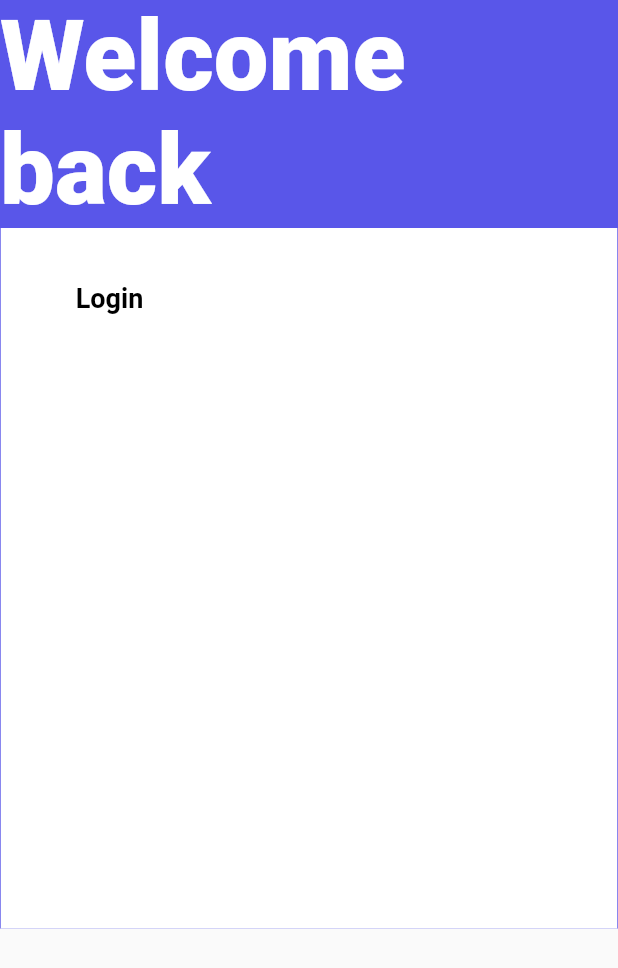
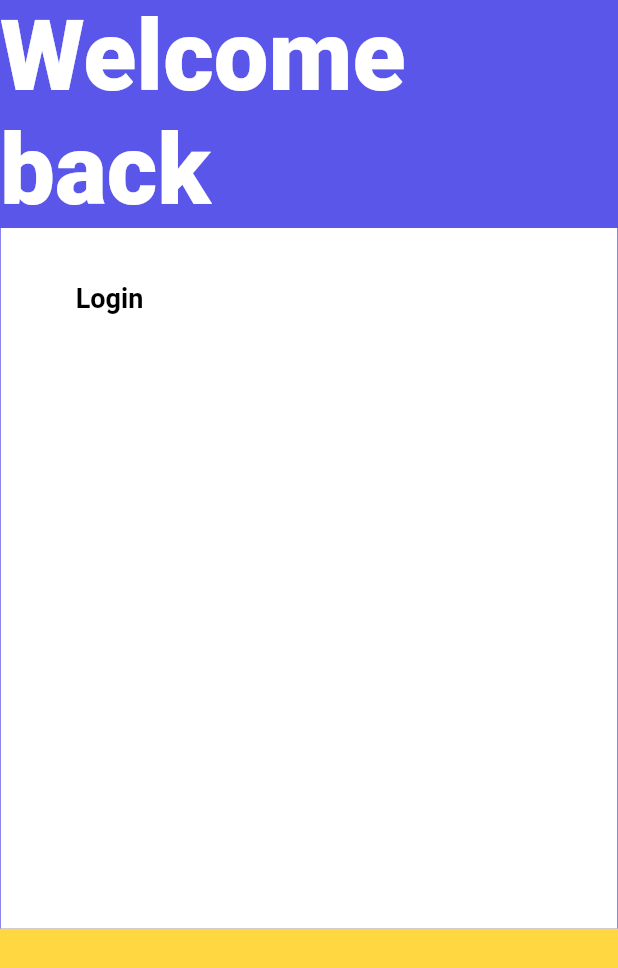
Before and after one commit to bijon95/project84batch, a Flutter app: the Login_page screen opened directly, on a phone screen of 412 x 824 dp. Shown: the top 968 px of the screen. Run offline on Flutter 3.47's test engine with Material 2 defaults, Android fonts, the light colour scheme and no system bars.

Commit message:
MODEL UPDATE

```diff
--- a/lib/Auth/manu_drawer.dart
+++ b/lib/Auth/manu_drawer.dart
@@ -22,27 +22,46 @@ class _DRAWERState extends State<DRAWER> {
           child: ListView(
             children: [
               ListTile(
+                onTap: (){
+
+                },
                 leading: Icon(Icons.person_outline),
                 title: Text('Profile'),
 
               ),
               ListTile(
+                  onTap: (){
+
+                  },
                 leading: Icon(Icons.add_shopping_cart),
                 title: Text('My Orders'),
               ),
               ListTile(
+                onTap: (){
+
+                },
                 leading: Icon(Icons.favorite_border),
                 title: Text('Favorites'),
               ),
               ListTile(
+                onTap: (){
+
+                },
                 leading: Icon(Icons.local_shipping),
                 title: Text('Delivery'),
               ),
               ListTile(
+                onTap: (){
+
+                },
                 leading: Icon(Icons.settings),
                 title: Text('Settings'),
               ),
               ListTile(
+
+                onTap: (){
+
+                },
                 leading: Icon(Icons.logout),
                 title: Text('Sign out'),
               ),
--- a/lib/main.dart
+++ b/lib/main.dart
@@ -1,6 +1,7 @@
 import 'package:flutter/material.dart';
 
 import 'Auth/login.dart';
+import 'Auth/manu_drawer.dart';
 import 'Auth/splash.dart';
 
 void main() {
@@ -26,8 +27,9 @@
         // Notice that the counter didn't reset back to zero; the application
         // is not restarted.
         primarySwatch: Colors.blue,
+        canvasColor: Colors.amberAccent,
       ),
-      home:Splash() ,
+      home:DRAWER() ,
     );
   }
 }
--- /dev/null
+++ b/lib/model.dart
@@ -0,0 +1,155 @@
+// To parse this JSON data, do
+//
+//     final welcome = welcomeFromJson(jsonString);
+
+import 'package:meta/meta.dart';
+import 'dart:convert';
+
+List<Welcome> welcomeFromJson(String str) => List<Welcome>.from(json.decode(str).map((x) => Welcome.fromJson(x)));
+
+String welcomeToJson(List<Welcome> data) => json.encode(List<dynamic>.from(data.map((x) => x.toJson())));
+
+class Welcome {
+  Welcome({
+    required this.id,
+    required this.altId,
+    required this.name,
+    required this.nameBn,
+    required this.size,
+    required this.catId,
+    required this.subCatId,
+    required this.thirdCatId,
+    required this.brand,
+    required this.buyRate,
+    required this.regularRate,
+    required this.saleRate,
+    required this.stock,
+    required this.stockAlert,
+    required this.minimumOrder,
+    required this.description,
+    required this.bigDescription,
+    required this.image,
+    required this.gallery,
+    required this.vendor,
+    required this.imagelink,
+    required this.galleryImages,
+    required this.attachment,
+  });
+
+  int id;
+  String altId;
+  String name;
+  String nameBn;
+  String size;
+  String catId;
+  String subCatId;
+  String thirdCatId;
+  String brand;
+  String buyRate;
+  String regularRate;
+  String saleRate;
+  String stock;
+  String stockAlert;
+  String minimumOrder;
+  String description;
+  String bigDescription;
+  String image;
+  Gallery gallery;
+  String vendor;
+  String imagelink;
+  List<String> galleryImages;
+  Attachment attachment;
+
+  factory Welcome.fromJson(Map<String, dynamic> json) => Welcome(
+    id: json["id"],
+    altId: json["alt_id"],
+    name: json["name"],
+    nameBn: json["name_bn"] == null ? null : json["name_bn"],
+    size: json["size"],
+    catId: json["cat_id"],
+    subCatId: json["sub_cat_id"],
+    thirdCatId: json["third_cat_id"] == null ? null : json["third_cat_id"],
+    brand: json["brand"],
+    buyRate: json["buy_rate"],
+    regularRate: json["regular_rate"],
+    saleRate: json["sale_rate"],
+    stock: json["stock"],
+    stockAlert: json["stock_alert"],
+    minimumOrder: json["minimum_order"],
+    description: json["description"],
+    bigDescription: json["big_description"],
+    image: json["image"],
+    gallery: json["gallery"],
+    vendor: json["vendor"] == null ? null : json["vendor"],
+    imagelink: json["imagelink"] == null ? null : json["imagelink"],
+    galleryImages: json["galleryImages"],
+    attachment: json["attachment"],
+  );
+
+  Map<String, dynamic> toJson() => {
+    "id": id,
+    "alt_id": altId,
+    "name": name,
+    "name_bn": nameBn == null ? null : nameBn,
+    "size": size,
+    "cat_id": catId,
+    "sub_cat_id": subCatId,
+    "third_cat_id": thirdCatId == null ? null : thirdCatId,
+    "brand": brand,
+    "buy_rate": buyRate,
+    "regular_rate": regularRate,
+    "sale_rate": saleRate,
+    "stock": stock,
+    "stock_alert": stockAlert,
+    "minimum_order": minimumOrder,
+    "description": description,
+    "big_description": bigDescription,
+    "image": image,
+    "gallery": gallery,
+    "vendor": vendor == null ? null : vendor,
+    "imagelink": imagelink == null ? null : imagelink,
+    "galleryImages": galleryImages == null ? null : List<dynamic>.from(galleryImages.map((x) => x)),
+    "attachment": attachment == null ? null : attachment.toJson(),
+  };
+}
+
+class Attachment {
+  Attachment({
+    required this.id,
+    required this.attachmenDirectory,
+    required this.attachmentName,
+    required this.attachmentFormat,
+    required this.attachmentCaption,
+    required this.attachmentTitle,
+    required this.userId,
+  });
+
+  int id;
+  String attachmenDirectory;
+  String attachmentName;
+  String attachmentFormat;
+  String attachmentCaption;
+  String attachmentTitle;
+  String userId;
+
+  factory Attachment.fromJson(Map<String, dynamic> json) => Attachment(
+    id: json["id"],
+    attachmenDirectory: json["attachmen_directory"],
+    attachmentName: json["attachment_name"],
+    attachmentFormat: json["attachment_format"],
+    attachmentCaption: json["attachment_caption"],
+    attachmentTitle: json["attachment_title"],
+    userId: json["user_id"] == null ? "" : json["user_id"],
+  );
+
+  Map<String, dynamic> toJson() => {
+    "id": id,
+    "attachmen_directory": attachmenDirectory,
+    "attachment_name": attachmentName,
+    "attachment_format": attachmentFormat,
+    "attachment_caption":attachmentCaption,
+    "attachment_title": attachmentTitle,
+    "user_id": userId == null ? " " : userId,
+  };
+}
+enum Gallery { THE_1401139113941396, EMPTY, THE_696, THE_250, THE_50, THE_16172628 }
--- a/pubspec.yaml
+++ b/pubspec.yaml
@@ -34,6 +34,8 @@ dependencies:
   # The following adds the Cupertino Icons font to your application.
   # Use with the CupertinoIcons class for iOS style icons.
   cupertino_icons: ^1.0.2
+  slide_drawer: ^1.0.3
+
 
 dev_dependencies:
   flutter_test:
```
Also changed, not shown: pubspec.lock.
